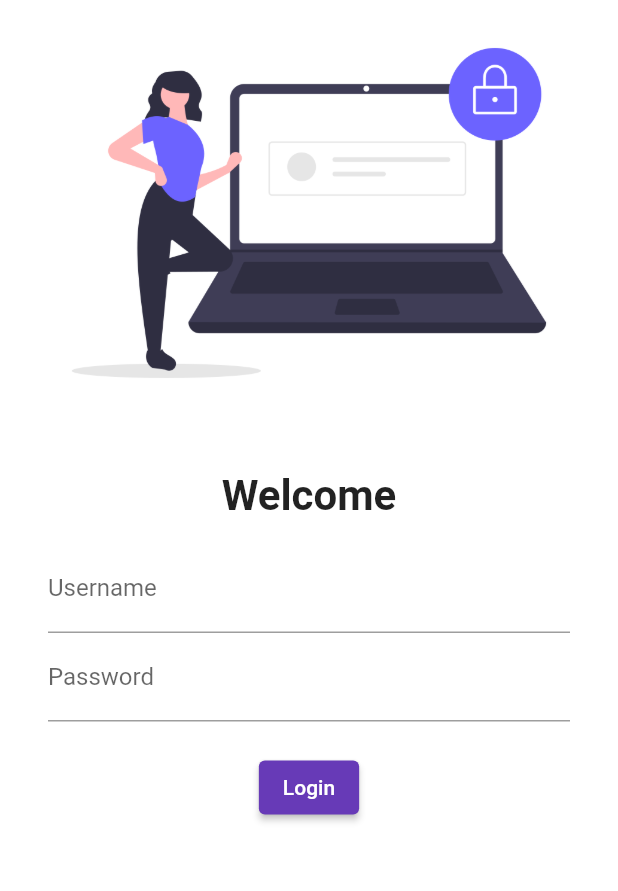
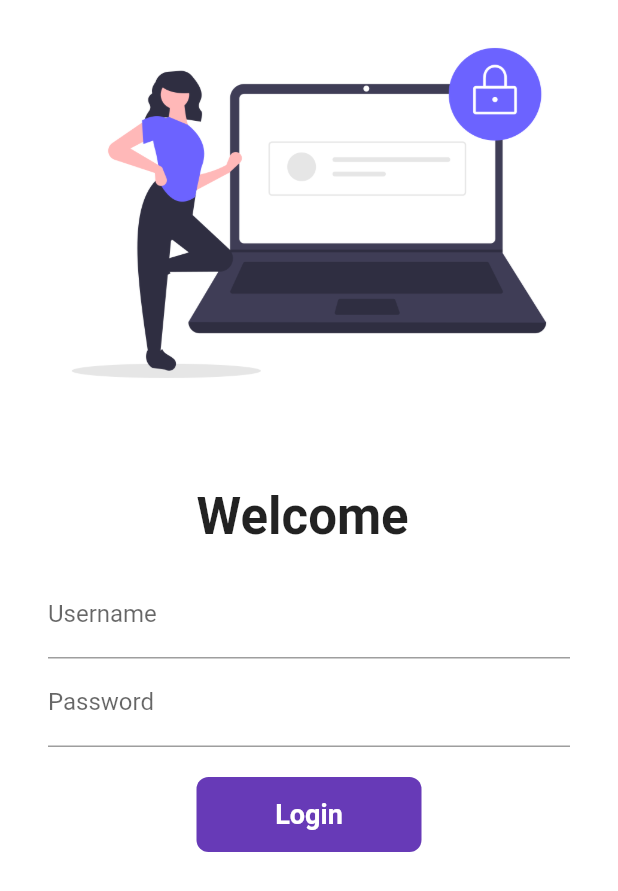
Before and after one commit to RAWMIC17/Shopping-App, a Flutter app: the LoginPage screen opened by its route, on a phone screen of 412 x 824 dp. Shown: the top 891 px of the screen. Run offline on Flutter 3.47's test engine with Material 2 defaults, Android fonts, the phone set to English and light mode, and no system bars; our stand-ins replace google_fonts.

Commit message:
day6 completed

```diff
--- a/lib/pages/Login.dart
+++ b/lib/pages/Login.dart
@@ -1,10 +1,22 @@
 import 'package:flutter/material.dart';
+import 'package:flutter_application_1/utils/routes.dart';
 
-class LoginPage extends StatelessWidget {
+class LoginPage extends StatefulWidget {
+  @override
+  State<LoginPage> createState() => _LoginPageState();
+}
+
+class _LoginPageState extends State<LoginPage> {
+  //'_' means private data members or classes
+
+  String name = "";
+  bool changeButton = false;
   @override
   Widget build(BuildContext context) {
     return Material(
         color: Colors.white,
+        child: SingleChildScrollView(
+          //gives scroll bar for smaller devices(bottom overflow error avoided)
           child: Column(
             children: [
               Image.asset(
@@ -13,23 +25,27 @@ class LoginPage extends StatelessWidget {
               ),
               SizedBox(
                 //gap between image and text
-              height: 30.0,
+                height: 40.0,
               ),
               Text(
-              "Welcome", //text
+                "Welcome $name", //text
                 style: TextStyle(
-                fontSize: 28,
+                  fontSize: 34,
                   fontWeight: FontWeight.bold,
                 ),
               ),
               Padding(
-              padding:
-                  const EdgeInsets.symmetric(vertical: 16.0, horizontal: 32.0),
+                padding: const EdgeInsets.symmetric(
+                    vertical: 16.0, horizontal: 32.0),
                 child: Column(
                   children: [
                     TextFormField(
                       decoration: InputDecoration(
                           hintText: "Enter Username", labelText: "Username"),
+                      onChanged: (value) {
+                        name = value;
+                        setState(() {}); //recalling build method
+                      },
                     ),
                     TextFormField(
                       obscureText: true,
@@ -39,15 +55,55 @@ class LoginPage extends StatelessWidget {
                     SizedBox(
                       height: 20.0,
                     ),
-                  ElevatedButton(
-                      onPressed: () {print("Button Clicked!!");},
+                    InkWell(
+                      onTap: () async {
+                        setState(() {
+                          changeButton = true;
+                        });
+
+                        await Future.delayed(Duration(seconds: 1));//making user wait 1 seconds
+                        Navigator.pushNamed(context, MyRoutes.homeRoute);
+                      },
+                      child: AnimatedContainer(
+                        duration: Duration(
+                          seconds: 1,
+                        ),
+                        width: changeButton? 50 : 150,
+                        height: 50,
+                        //color: Colors.deepPurple,//can be used here also and also in the decoration but not in both 'causes error'
+                        alignment: Alignment.center,
+                        child:changeButton?Icon(Icons.done, color: Colors.white,): //done icon
+                        Text(
+                          "Login",
+                          style: TextStyle(
+                            color: Colors.white,
+                            fontWeight: FontWeight.bold,
+                            fontSize: 18,
+                          ),
+                        ),
+                        decoration: BoxDecoration(
+                          color: Colors.deepPurple,
+                          //shape: changeButton
+                          //? BoxShape.circle:BoxShape.rectangle,
+                          borderRadius: BorderRadius.circular(changeButton?50:8),
+                        ),
+                      ),
+                    )
+                    /*ElevatedButton(
+                      onPressed: () {
+                        Navigator.pushNamed(
+                            context,
+                            MyRoutes
+                                .homeRoute); //routing homepage on button press
+                      },
                       child: Text("Login"),
-                      style: TextButton.styleFrom(),
-                      )
+                      style: TextButton.styleFrom(minimumSize: Size(120, 40)),
+                    )*/
                   ],
                 ),
               )
             ],
+          ),
         ));
   }
 }
--- a/lib/pages/home_page.dart
+++ b/lib/pages/home_page.dart
@@ -2,7 +2,7 @@ import 'package:flutter/material.dart';
 
 class HomePage extends StatelessWidget {
   final int days = 30;
-  final String name = "Harsh";
+  final String name = "Stark";
 
   const HomePage({super.key});
 
@@ -21,7 +21,7 @@ class HomePage extends StatelessWidget {
       ),
       body: Center(
         child: Container(
-          child: Text("$days days of flutter by $name "),
+          child: Text("$name's catalog app!! ",textScaleFactor: 2,),
         ),
       ),
       drawer: Drawer(),
--- /dev/null
+++ b/lib/utils/routes.dart
@@ -0,0 +1,4 @@
+class MyRoutes {
+  static String loginRoute = "/login";
+  static String homeRoute = "/home";
+}
```
Also changed, not shown: lib/main.dart (+5 -3 lines). Lines whose indentation alone changed are shown as unchanged.
